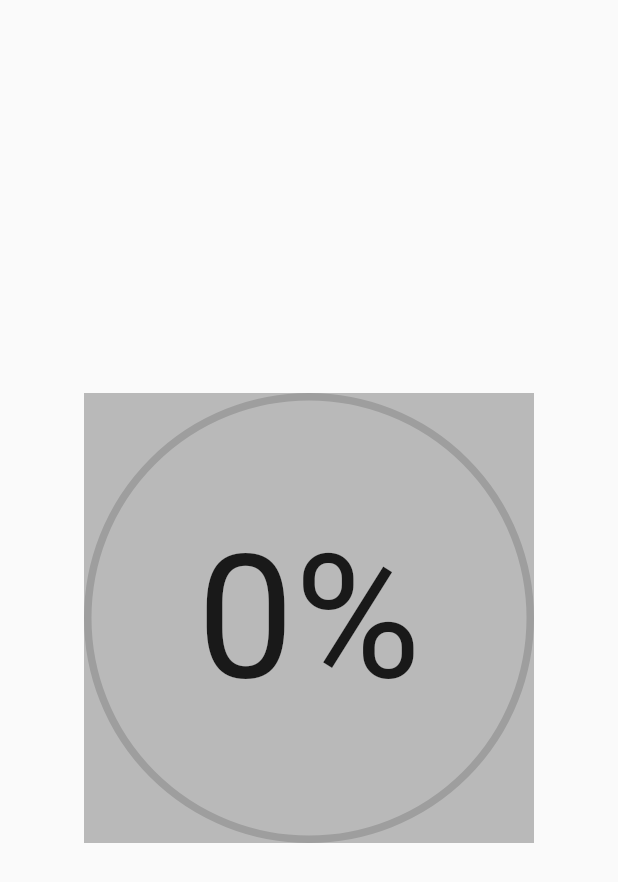
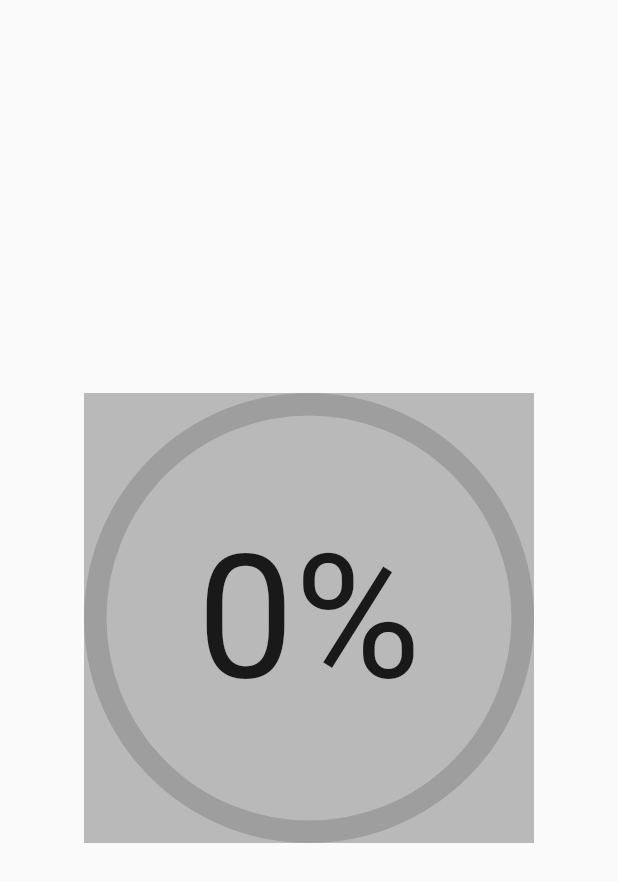
Before and after one commit to zeshanghayoomi/flutter_progress_status, a Flutter app: the screen it shows after launch, on a phone screen of 412 x 824 dp. Shown: the top 882 px of the screen. Run offline on Flutter 3.47's test engine with Material 2 defaults, Android fonts, the phone set to English and light mode, and no system bars.

Commit message:
Fixes a little bug

```diff
--- a/example/lib/main.dart
+++ b/example/lib/main.dart
@@ -27,6 +27,7 @@ class ExamplePage extends StatelessWidget {
       body: Center(
         child: ProgressStatus(
           radius: 150,
+          strokeWidth: 15,
         ),
       ),
     );
--- a/lib/src/progress_status_painter.dart
+++ b/lib/src/progress_status_painter.dart
@@ -26,7 +26,7 @@ class ProgressStatusPainter extends CustomPainter {
     // draw background circle
     canvas.drawCircle(
       Offset(size.width / 2, size.height / 2),
-      (size.height - 5) / 2,
+      (size.height - _strokeWidth) / 2,
       bgPaint,
     );
   }
```
